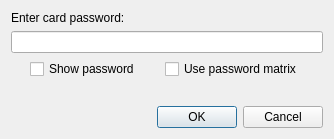
The window that passworddialog.ui (Nitrokey/nitrokey-app) describes before a commit, drawn with Qt 5.
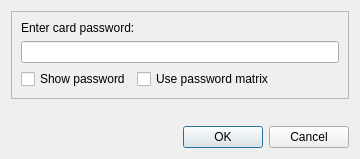
The same window after the commit. Icons and pictures are not drawn.

The edit to the form file:
```diff
--- a/passworddialog.ui
+++ b/passworddialog.ui
@@ -6,8 +6,8 @@
    <rect>
     <x>0</x>
     <y>0</y>
-    <width>334</width>
-    <height>139</height>
+    <width>360</width>
+    <height>159</height>
    </rect>
   </property>
   <property name="sizePolicy">
@@ -25,6 +25,21 @@
   </property>
   <layout class="QVBoxLayout" name="verticalLayout">
    <item>
+    <widget class="QFrame" name="frame">
+     <property name="sizePolicy">
+      <sizepolicy hsizetype="MinimumExpanding" vsizetype="MinimumExpanding">
+       <horstretch>0</horstretch>
+       <verstretch>0</verstretch>
+      </sizepolicy>
+     </property>
+     <property name="frameShape">
+      <enum>QFrame::StyledPanel</enum>
+     </property>
+     <property name="frameShadow">
+      <enum>QFrame::Raised</enum>
+     </property>
+     <layout class="QVBoxLayout" name="verticalLayout_2">
+      <item>
     <widget class="QLabel" name="label">
      <property name="sizePolicy">
       <sizepolicy hsizetype="Fixed" vsizetype="Fixed">
@@ -75,7 +90,23 @@
        </property>
       </widget>
      </item>
-    </layout>
+        <item>
+         <spacer name="horizontalSpacer_3">
+          <property name="orientation">
+           <enum>Qt::Horizontal</enum>
+          </property>
+          <property name="sizeHint" stdset="0">
+           <size>
+            <width>0</width>
+            <height>20</height>
+           </size>
+          </property>
+         </spacer>
+        </item>
+       </layout>
+      </item>
+     </layout>
+    </widget>
    </item>
    <item>
     <spacer name="verticalSpacer">
```
Lines whose indentation alone changed are shown as unchanged.
